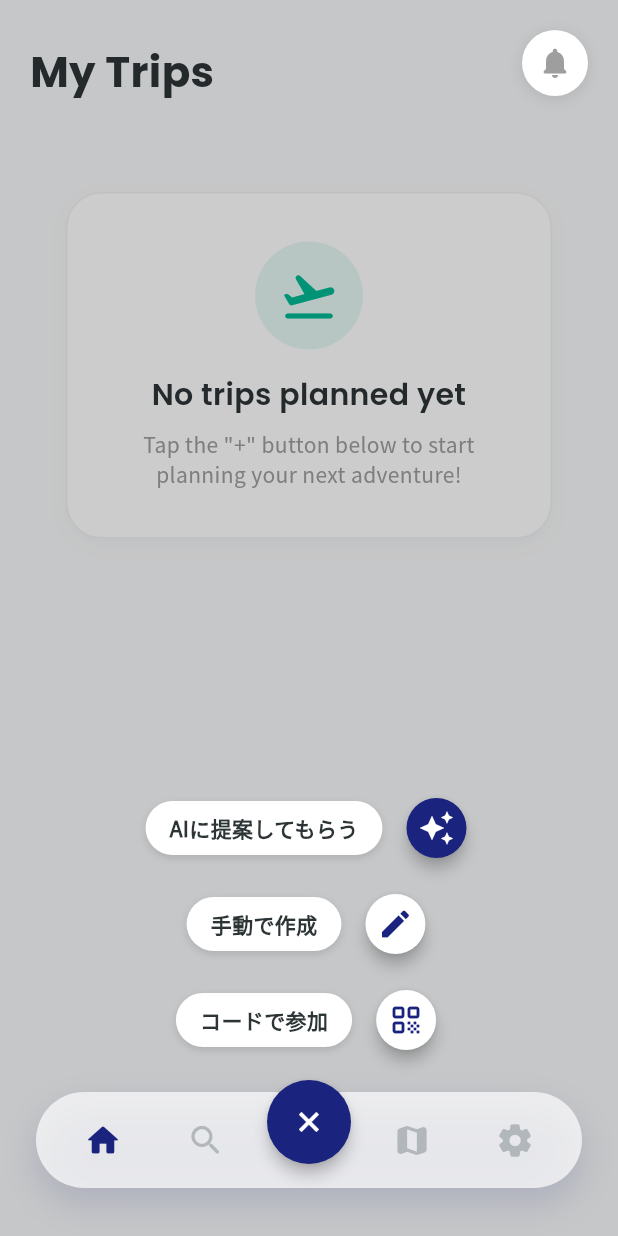
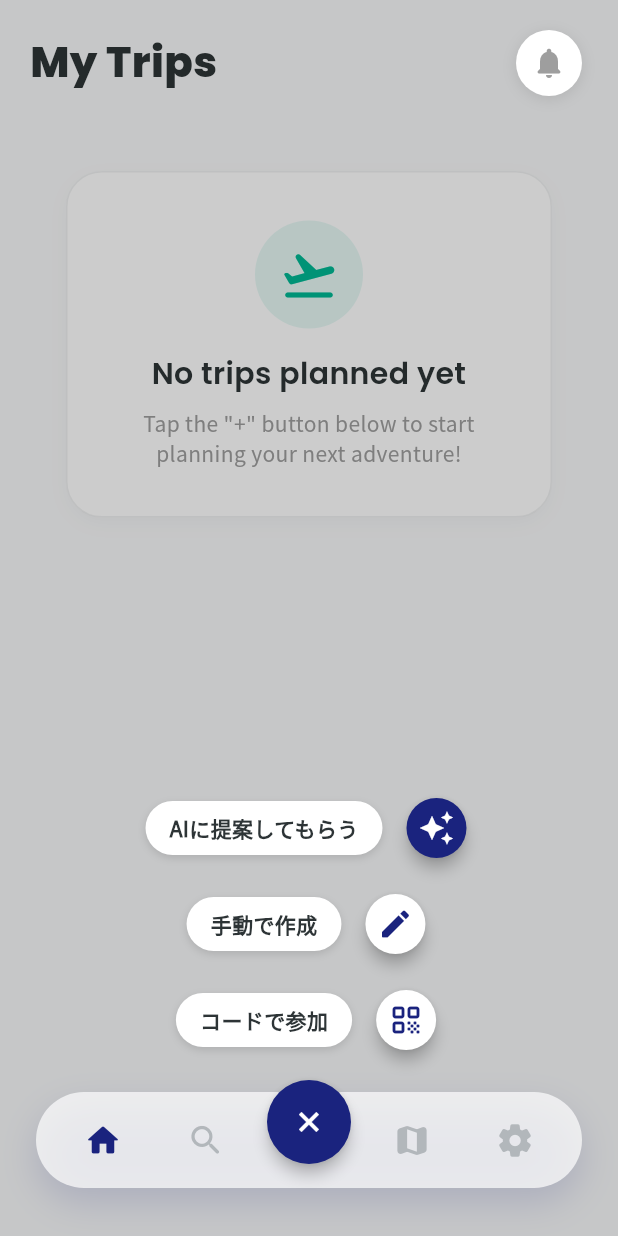
Before and after one commit to shima2005/tripple, a Flutter app: the screen it shows once a user with an empty profile is signed in, after a tap on the "add" icon, on a phone screen of 412 x 824 dp. Run offline on Flutter 3.47's test engine with Material 3 defaults, Android fonts, the phone set to English and light mode, and no system bars; our stand-ins replace cached_network_image, cloud_firestore, equatable, firebase_auth, firebase_core, firebase_storage and 19 more; missing offline and left inert: flutter_map_cancellable_tile_provider, flutter_map_location_marker, flutter_polyline_points, mobile_scanner; accounts and stored records are empty; network calls fail; statements that could not run were skipped.

Commit message:
UI調整

```diff
--- a/lib/core/theme/app_theme.dart
+++ b/lib/core/theme/app_theme.dart
@@ -9,6 +9,12 @@ class AppTheme {
       useMaterial3: true,
 
       // 🎨 1. 色を直接指定 (AppColorsを使用)
+      colorScheme: ColorScheme.fromSeed(
+        seedColor: AppColors.primary,
+        // 👇 背景色を明示的に指定
+        surface: AppColors.background,
+        surfaceTint: Colors.white, // これが紫がかる原因なので白にする
+      ),
       scaffoldBackgroundColor: AppColors.background,
       primaryColor: AppColors.primary,
 
--- a/lib/features/discover/presentation/screens/discover_screen.dart
+++ b/lib/features/discover/presentation/screens/discover_screen.dart
@@ -5,6 +5,7 @@ import 'package:new_tripple/core/theme/app_text_styles.dart';
 import 'package:new_tripple/features/discover/domain/discover_cubit.dart';
 import 'package:new_tripple/features/discover/domain/discover_state.dart';
 import 'package:new_tripple/features/discover/presentation/widgets/post_card.dart';
+import 'package:new_tripple/shared/widgets/custom_header.dart';
 
 class DiscoverScreen extends StatefulWidget {
   const DiscoverScreen({super.key});
@@ -32,13 +33,13 @@ class _DiscoverScreenState extends State<DiscoverScreen> {
           children: [
             // 🔍 ヘッダー & 検索バー
             Container(
-              padding: const EdgeInsets.all(16),
+              padding: const EdgeInsets.fromLTRB(20, 0, 20, 16),
               color: Colors.white,
               child: Column(
                 crossAxisAlignment: CrossAxisAlignment.start,
                 children: [
-                  Text('Discover', style: AppTextStyles.h1),
-                  const SizedBox(height: 12),
+                  const SizedBox(height: 24,),
+                  CustomHeader(title: "Discover"),
                   TextField(
                     controller: _searchController,
                     decoration: InputDecoration(
--- a/lib/features/map/presentation/screens/global_map_screen.dart
+++ b/lib/features/map/presentation/screens/global_map_screen.dart
@@ -15,6 +15,7 @@ import 'package:new_tripple/models/trip.dart';
 import 'package:new_tripple/core/utils/country_converter.dart';
 // 👇 追加: 設定（ホームカントリー）を取得するため
 import 'package:new_tripple/features/settings/domain/settings_cubit.dart';
+import 'package:new_tripple/shared/widgets/custom_header.dart';
 
 class GlobalMapScreen extends StatefulWidget {
   final Function(Trip) onTripSelected;
@@ -207,7 +208,10 @@ class _GlobalMapScreenState extends State<GlobalMapScreen> {
                   initialCenter: const LatLng(20.0, 0.0),
                   initialZoom: 2.5,
                   minZoom: 2.0,
-                  maxZoom: 7.0,
+                  maxZoom: 4.0,
+                  interactionOptions: const InteractionOptions(
+                    flags: InteractiveFlag.all & ~InteractiveFlag.rotate,
+                  ),
                   cameraConstraint: CameraConstraint.contain(
                     bounds: LatLngBounds(
                       const LatLng(-85, -180),
@@ -237,11 +241,12 @@ class _GlobalMapScreenState extends State<GlobalMapScreen> {
                 top: 0, left: 0,
                 child: SafeArea(
                   child: Padding(
-                    padding: const EdgeInsets.symmetric(horizontal: 20, vertical: 12),
+                    padding: const EdgeInsets.fromLTRB(20, 0, 20, 12),
                     child: Column(
                       crossAxisAlignment: CrossAxisAlignment.start,
                       children: [
-                        Text('World Map 🌍', style: AppTextStyles.h2.copyWith(fontSize: 28, shadows: [const Shadow(color: Colors.white, blurRadius: 10)])),
+                        const SizedBox(height: 24),
+                        CustomHeader(title: "Global Map"),
                         const SizedBox(height: 12),
 
                         _buildGlassContainer(
@@ -304,10 +309,10 @@ class _GlobalMapScreenState extends State<GlobalMapScreen> {
 
               // 2. 右上: ピン切り替え
               Positioned(
-                top: 10, right: 0,
+                top: 12, right: 0,
                 child: SafeArea(
                   child: Padding(
-                    padding: const EdgeInsets.all(16.0),
+                    padding: const EdgeInsets.all(12.0),
                     child: _buildGlassContainer(
                       padding: const EdgeInsets.symmetric(horizontal: 12, vertical: 8),
                       child: Row(
--- a/lib/features/settings/presentation/screens/settings_screen.dart
+++ b/lib/features/settings/presentation/screens/settings_screen.dart
@@ -13,6 +13,7 @@ import 'package:new_tripple/features/settings/presentation/screens/friends_list_
 import 'package:new_tripple/features/settings/presentation/screens/legal_screen.dart';
 import 'package:new_tripple/features/settings/presentation/screens/profile_edit_modal.dart';
 import 'package:new_tripple/features/auth/data/auth_repository.dart';
+import 'package:new_tripple/shared/widgets/custom_header.dart';
 
 class SettingsScreen extends StatelessWidget {
   const SettingsScreen({super.key});
@@ -27,19 +28,12 @@ class SettingsScreen extends StatelessWidget {
           backgroundColor: AppColors.background,
           body: SafeArea(
             child: SingleChildScrollView(
-              padding: const EdgeInsets.all(20),
+              padding: const EdgeInsets.fromLTRB(20, 0, 20, 20),
               child: Column(
                 crossAxisAlignment: CrossAxisAlignment.start,
                 children: [
-                  const SizedBox(height: 16),
-                  Padding(
-                    padding: const EdgeInsets.only(left: 8),
-                    child: Text(
-                      'Settings',
-                      style: AppTextStyles.h1.copyWith(color: AppColors.textPrimary),
-                    ),
-                  ),
                   const SizedBox(height: 24),
+                  const CustomHeader(title: "Settings"),
 
                   // 1. Account
                   _SectionHeader(title: 'Account'),
@@ -123,7 +117,7 @@ class SettingsScreen extends StatelessWidget {
                   const SizedBox(height: 24),
 
                   // 3. My Base
-                  _SectionHeader(title: 'My Base 🏠'),
+                  _SectionHeader(title: 'My Base'),
                   _CountrySelector(
                     selectedCode: state.homeCountryCode,
                     onChanged: (code) => context.read<SettingsCubit>().updateHomeCountry(code),
--- a/lib/features/trip/presentation/screens/travel_home_screen.dart
+++ b/lib/features/trip/presentation/screens/travel_home_screen.dart
@@ -6,6 +6,7 @@ import 'package:new_tripple/features/trip/domain/trip_cubit.dart';
 import 'package:new_tripple/features/trip/domain/trip_state.dart';
 import 'package:new_tripple/features/trip/presentation/widgets/trip_card.dart';
 import 'package:new_tripple/models/trip.dart';
+import 'package:new_tripple/shared/widgets/custom_header.dart';
 import 'package:new_tripple/shared/widgets/tripple_empty_state.dart';
 
 class TravelHomeScreen extends StatefulWidget {
@@ -34,19 +35,7 @@ class _TravelHomeScreenState extends State<TravelHomeScreen> {
               const SizedBox(height: 24),
 
               // 1. My Trips ヘッダー
-              Row(
-                mainAxisAlignment: MainAxisAlignment.spaceBetween,
-                children: [
-                  Text('My Trips', style: AppTextStyles.h1),
-                  IconButton(
-                    onPressed: () {
-                      // ソート機能など (将来実装)
-                    },
-                    icon: const Icon(Icons.sort_rounded, color: AppColors.textPrimary),
-                  ),
-                ],
-              ),
-              const SizedBox(height: 16),
+              CustomHeader(title: "My Trips"),
 
               // 2. リスト部分 (画面いっぱい使う)
               Expanded(
--- a/lib/main_screen.dart
+++ b/lib/main_screen.dart
@@ -319,7 +319,7 @@ class _MainScreenState extends State<MainScreen> with SingleTickerProviderStateM
           if (showNotification)
             Positioned(
               top: MediaQuery.of(context).padding.top + 20,
-              right: 20,
+              right: 24,
               child: _buildNotificationButton(),
             ),
         ],
--- /dev/null
+++ b/lib/shared/widgets/custom_header.dart
@@ -0,0 +1,33 @@
+import 'package:flutter/material.dart';
+import 'package:new_tripple/core/theme/app_colors.dart';
+import 'package:new_tripple/core/theme/app_text_styles.dart';
+
+/// 統一されたヘッダー (タイトル + 任意のアクション)
+class CustomHeader extends StatelessWidget {
+  final String title;
+  final bool isCenter;
+
+  const CustomHeader({
+    super.key,
+    required this.title,
+    this.isCenter = false,
+  });
+
+  @override
+  Widget build(BuildContext context) {
+    return Container(
+      padding: EdgeInsets.fromLTRB(0, 0, 8, 16),
+      child: Text(
+        title,
+        style: AppTextStyles.h1.copyWith(
+          fontWeight: FontWeight.w800,
+          color: AppColors.textPrimary,
+          height: 1.2,
+        ),
+        textAlign: isCenter ? TextAlign.center : TextAlign.left,
+        maxLines: 1,
+        overflow: TextOverflow.ellipsis,
+      ),
+    ) ;
+  }
+}
```
Also changed, not shown: lib/features/map/presentation/screens/route_map_screen.dart (+42 -10 lines), lib/features/trip/domain/trip_cubit.dart (+171 -59 lines), lib/models/enums.dart (+17 -0 lines).
